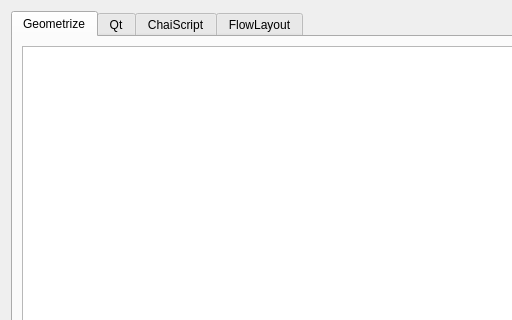
Above: Geometrize/dialog/licensedialog.ui from Tw1ddle/geometrize before the change; both pictures show x 0 to 512 and y 0 to 320 of the 600 by 500 pixel window. Below: the same form after it.
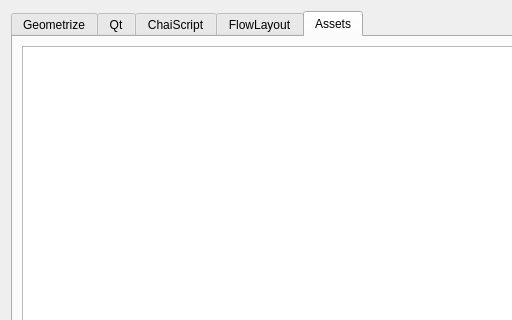
That is the form after the change. The open tabs and pages were chosen to show the change.

```diff
--- a/Geometrize/dialog/licensedialog.ui
+++ b/Geometrize/dialog/licensedialog.ui
@@ -78,6 +78,16 @@
        </item>
       </layout>
      </widget>
+     <widget class="QWidget" name="MiscAssets">
+      <attribute name="title">
+       <string>Assets</string>
+      </attribute>
+      <layout class="QVBoxLayout" name="verticalLayout_7">
+       <item>
+        <widget class="QTextBrowser" name="assetsLicenses"/>
+       </item>
+      </layout>
+     </widget>
     </widget>
    </item>
    <item>
```
